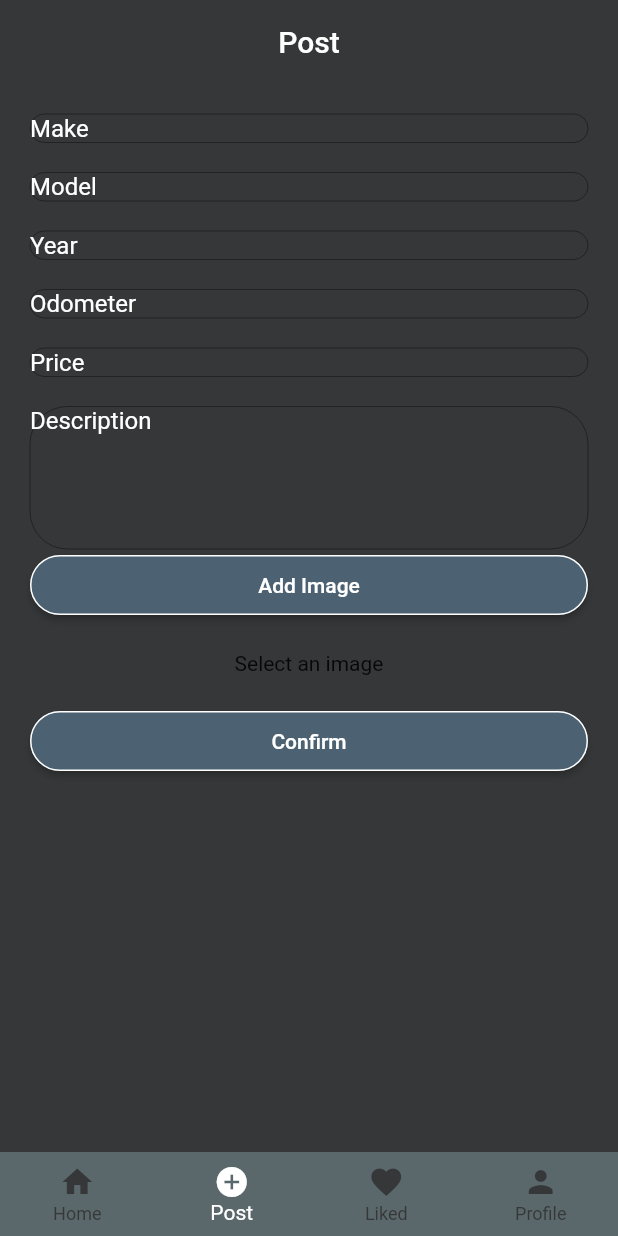
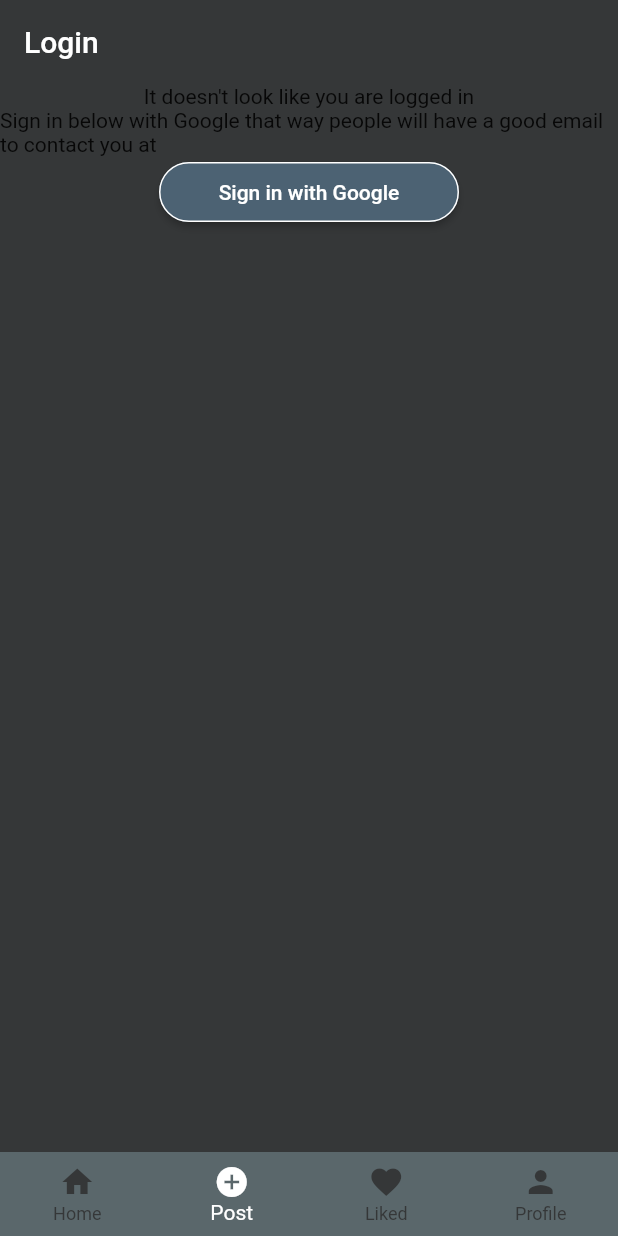
Before and after one commit to domtom1126/stick_testing, a Flutter app: the screen it shows after launch, item 2 of the bottom bar chosen, on a phone screen of 412 x 824 dp. Run offline on Flutter 3.47's test engine with Material 2 defaults, Android fonts, the phone set to English and light mode, and no system bars; our stand-ins replace bloc, cloud_firestore, currency_text_input_formatter, firebase_auth, firebase_core, firebase_storage and 5 more; accounts and stored records are empty.

Commit message:
If user not signed in. User shown login with google else shown posting page

```diff
--- a/lib/screens/post.dart
+++ b/lib/screens/post.dart
@@ -2,8 +2,10 @@ import 'dart:io';
 
 import 'package:flutter/material.dart';
 import 'package:flutter/services.dart';
+import 'package:get/get.dart';
 import 'package:hexcolor/hexcolor.dart';
 import 'package:image_picker/image_picker.dart';
+import 'package:testing/signin_controller.dart';
 
 import 'package:testing/widgets/form_widgets/form_widgets.dart';
 
@@ -30,8 +32,43 @@ class _PostState extends State<Post> {
     setState(() => this.pickedImage = imageTemp);
   }
 
+  final controller = Get.put(LoginController());
+
   @override
   Widget build(BuildContext context) {
+    return Obx(() {
+      if (controller.googleAccount.value == null) {
+        return buildUserNotAuth(context);
+      } else {
+        return buildUserAuth(context);
+      }
+    });
+  }
+
+  Scaffold buildUserNotAuth(BuildContext context) {
+    return Scaffold(
+      appBar: AppBar(
+        title: Text('Login'),
+      ),
+      body: Column(
+        children: [
+          const Text('It doesn\'t look like you are logged in'),
+          const Text(
+              'Sign in below with Google that way people will have a good email to contact you at'),
+          SizedBox(
+            width: 200,
+            child: ElevatedButton(
+                onPressed: () {
+                  controller.login();
+                },
+                child: Text('Sign in with Google')),
+          ),
+        ],
+      ),
+    );
+  }
+
+  Scaffold buildUserAuth(BuildContext context) {
     return Scaffold(
       appBar: AppBar(
         title: Text('Post'),
@@ -106,6 +143,7 @@ class _PostState extends State<Post> {
                           year: _yearController.text,
                           odometer: _odometerController.text,
                           price: _priceController.text,
+                          email: controller.googleAccount.value!.email,
                           description: _descriptionController.text,
                           // image: '',
                         ),
```
